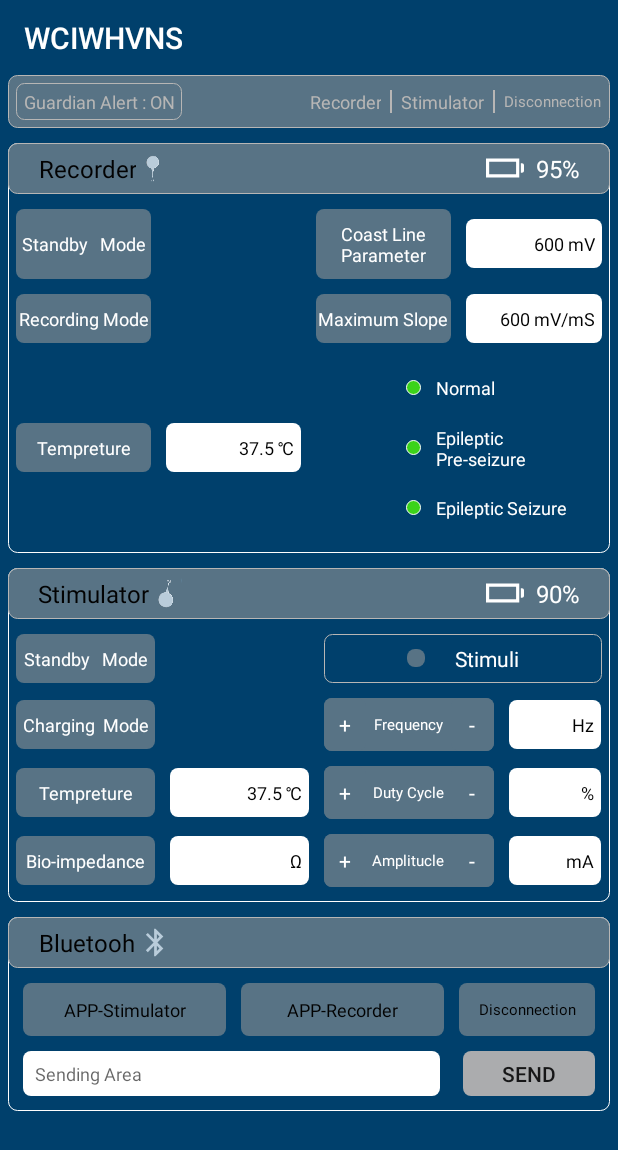
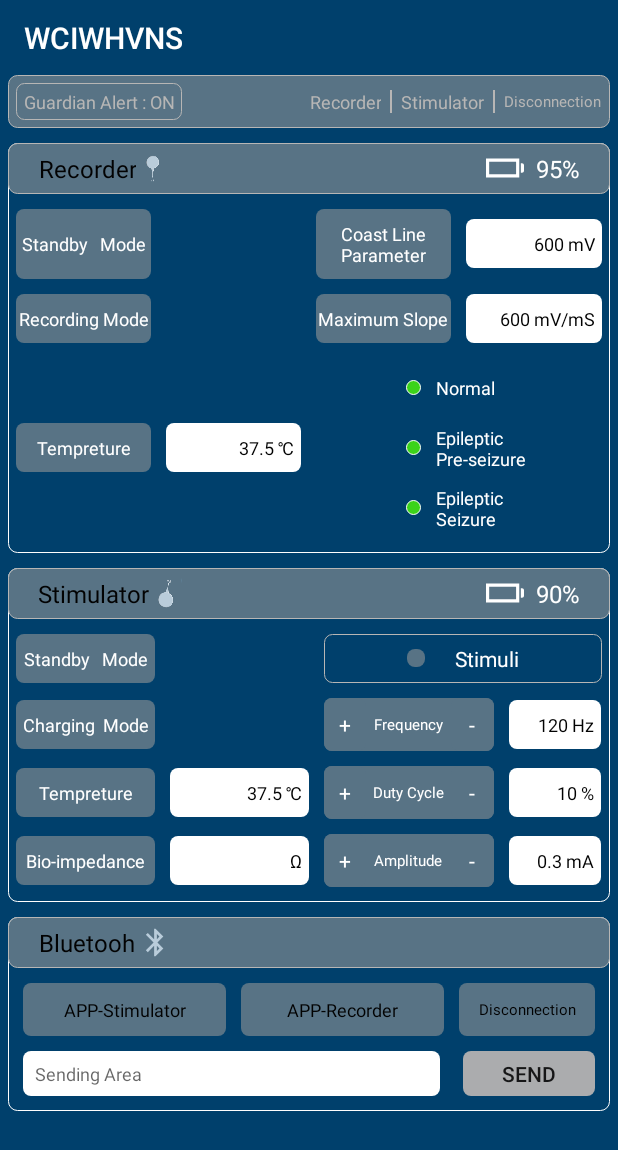
Before and after one commit to yangs2012/mybluetooh, an Android app: the screen it shows after launch (MainActivity), on a phone screen of 412 x 824 dp. Shown: the top 1150 px of the screen. Run offline under Robolectric (Android 15) with nearby library versions, the phone set to English and light mode, and no system bars; our stand-ins replace ButterKnife; libraries missing offline, so code that uses them is left out: com.amap.api; 10 statements that could not run were skipped.

Commit message:
change to English

```diff
--- a/app/src/main/res/layout/activity_main.xml
+++ b/app/src/main/res/layout/activity_main.xml
@@ -359,7 +359,7 @@
                                 android:layout_marginLeft="10dp"
                                 android:layout_weight="1"
                                 android:gravity="center_vertical"
-                                android:text="Epileptic Pre-seizure"
+                                android:text="Epileptic         Pre-seizure"
                                 android:textColor="@color/white"
                                 android:textSize="12sp" />
                         </LinearLayout>
@@ -389,7 +389,7 @@
                                 android:layout_marginLeft="10dp"
                                 android:layout_weight="1"
                                 android:gravity="center_vertical"
-                                android:text="Epileptic Seizure"
+                                android:text="Epileptic          Seizure"
                                 android:textColor="@color/white"
                                 android:textSize="12sp" />
                         </LinearLayout>
@@ -604,7 +604,7 @@
                             android:layout_weight="0.7"
                             android:background="@drawable/lay_4"
                             android:gravity="right"
-                            android:text="    Hz"
+                            android:text="120 Hz"
                             android:textColor="@color/black"
                             android:textSize="12sp" />
                     </LinearLayout>
@@ -702,7 +702,7 @@
                             android:layout_weight="0.7"
                             android:background="@drawable/lay_4"
                             android:gravity="right"
-                            android:text="    %"
+                            android:text="10 %"
                             android:textColor="@color/black"
                             android:textSize="12sp" />
                     </LinearLayout>
@@ -776,7 +776,7 @@
                                 android:layout_gravity="center"
                                 android:layout_weight="2"
                                 android:gravity="center"
-                                android:text="Amplitucle"
+                                android:text="Amplitude"
                                 android:textColor="@color/white"
                                 android:textSize="10sp" />
 
@@ -801,7 +801,7 @@
                             android:layout_weight="0.7"
                             android:background="@drawable/lay_4"
                             android:gravity="right"
-                            android:text="    mA"
+                            android:text="0.3 mA"
                             android:textColor="@color/black"
                             android:textSize="12sp" />
                     </LinearLayout>
```
